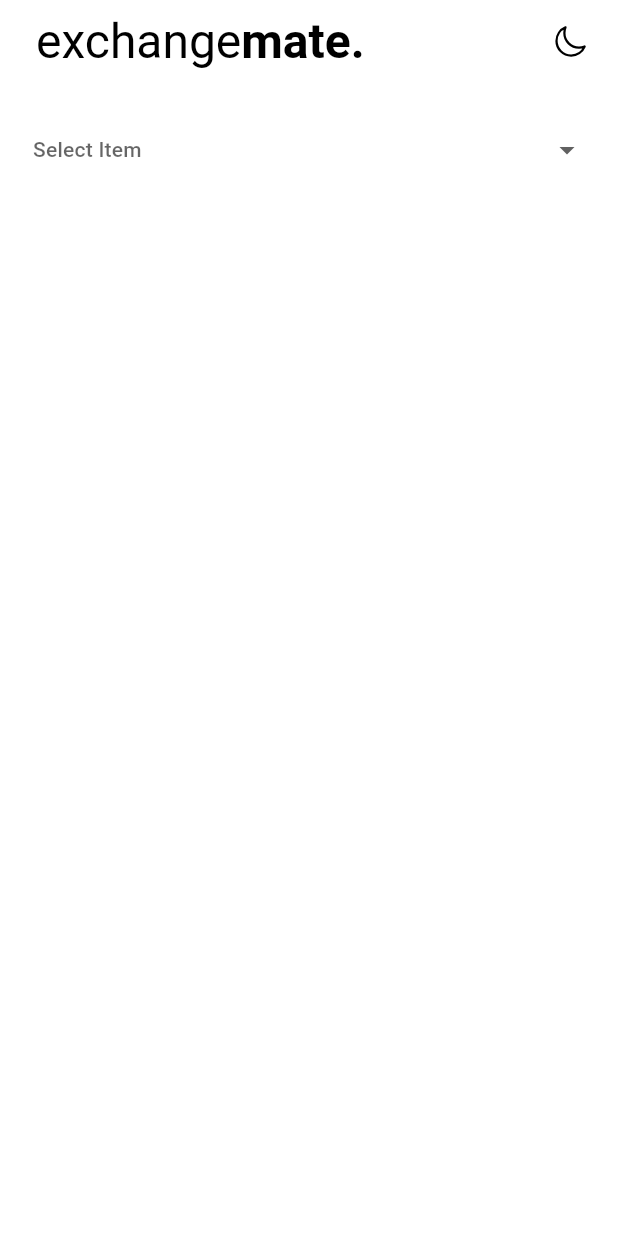
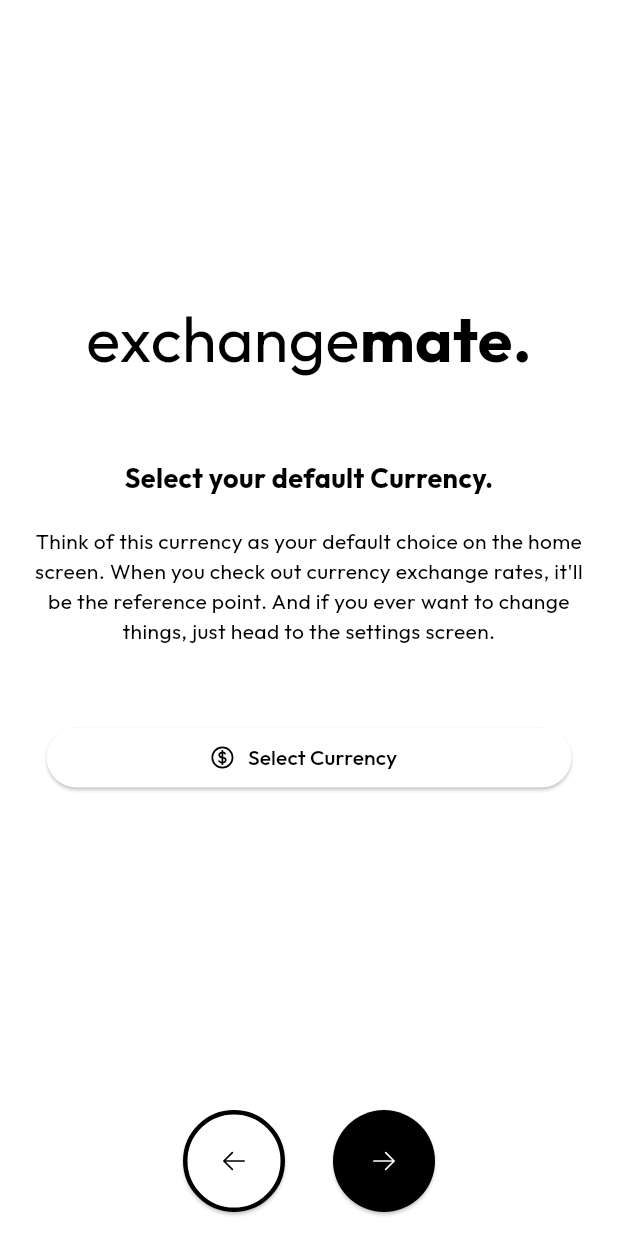
Before and after one commit to udi17live/exchangemate, a Flutter app: the screen it shows after launch, on a phone screen of 412 x 824 dp. Run offline on Flutter 3.47's test engine with Material 3 defaults, Android fonts, the light colour scheme and no system bars; drawn by our look-alikes of dropdown_button2; our stand-ins replace google_fonts, heroicons, shared_preferences; missing offline and left inert: currency_picker, dart:ffi.

Commit message:
Currency Selector, onboarding screen and other refactoring

```diff
--- a/lib/constants/constants.dart
+++ b/lib/constants/constants.dart
@@ -1,4 +1,9 @@
 import 'package:flutter/material.dart';
+import 'package:google_fonts/google_fonts.dart';
+
+Color lightBackgroundColor = Colors.white;
+Color darkBackgroundColor = Colors.grey.shade900;
+TextTheme defaultTextTheme = GoogleFonts.outfitTextTheme();
 
 enum ThemePreference {
   light,
@@ -10,20 +15,30 @@ ThemeData light = ThemeData(
   primaryColor: Colors.black,
   primarySwatch: Colors.blue,
   colorScheme: const ColorScheme.light().copyWith(
+    background: lightBackgroundColor,
+    primary: Colors.black,
     secondary: Colors.white,
-    brightness: Brightness.light,
+  ),
+  appBarTheme: AppBarTheme(
+    backgroundColor: lightBackgroundColor,
   ),
   scaffoldBackgroundColor: Colors.white,
+  textTheme: defaultTextTheme,
 );
 
 ThemeData dark = ThemeData(
   primaryColor: Colors.white,
   primarySwatch: Colors.blue,
   colorScheme: const ColorScheme.dark().copyWith(
+    background: darkBackgroundColor,
+    primary: Colors.white,
     secondary: Colors.black,
-    brightness: Brightness.dark,
   ),
-  scaffoldBackgroundColor: Colors.black,
+  appBarTheme: AppBarTheme(
+    backgroundColor: darkBackgroundColor,
+  ),
+  scaffoldBackgroundColor: darkBackgroundColor,
+  textTheme: defaultTextTheme,
 );
 
 const String themeKey = 'theme_key';
--- a/lib/main.dart
+++ b/lib/main.dart
@@ -1,5 +1,6 @@
 import 'package:exchangemate/constants/constants.dart';
 import 'package:exchangemate/pages/ExchangeScreen.dart';
+import 'package:exchangemate/pages/onboarding/OnboardingPage.dart';
 import 'package:exchangemate/providers/ThemeProvider.dart';
 import 'package:flutter/material.dart';
 import 'package:provider/provider.dart';
@@ -23,7 +24,7 @@
                 themeMode: value.themeMode,
                 theme: light,
                 darkTheme: dark,
-                home: ExchangeScreen(),
+                home: OnboardingPage(),
               )),
     );
   }
--- a/lib/pages/ExchangeScreen.dart
+++ b/lib/pages/ExchangeScreen.dart
@@ -1,6 +1,10 @@
+import 'package:exchangemate/widgets/CurrencyPickerButton.dart';
 import 'package:exchangemate/widgets/EMAppBar.dart';
+import 'package:exchangemate/widgets/Logo.dart';
 import 'package:flutter/material.dart';
-import 'package:dropdown_button2/dropdown_button2.dart';
+import 'package:heroicons/heroicons.dart';
+import 'package:shared_preferences/shared_preferences.dart';
+import 'package:currency_picker/currency_picker.dart';
 
 class ExchangeScreen extends StatefulWidget {
   const ExchangeScreen({super.key});
@@ -10,109 +14,102 @@ class ExchangeScreen extends StatefulWidget {
 }
 
 class _ExchangeScreenState extends State<ExchangeScreen> {
-  final List<String> items = [
-    'A_Item1',
-    'A_Item2',
-    'A_Item3',
-    'A_Item4',
-    'B_Item1',
-    'B_Item2',
-    'B_Item3',
-    'B_Item4',
-  ];
+  String? defaultCurrency = null;
+  String? defaultCurrencyName = null;
 
-  String? selectedValue;
-  final TextEditingController textEditingController = TextEditingController();
+  String? fromCurrencyCode = null;
+  String? fromCurrencyName = null;
+  String? toCurrencyCode = null;
+  String? toCurrencyName = null;
+
+  void setDefaultCurrency(Currency currency) {
+    setState(() {
+      defaultCurrency = currency.code;
+      defaultCurrencyName = currency.name;
+    });
+  }
+
+  void setFromCurrencyData(String? currencyCode, String? currencyName) {
+    setState(() {
+      // print(currencyCode);
+      // print(currencyName);
+      fromCurrencyCode = currencyCode;
+      fromCurrencyName = currencyName;
+      // print(fromCurrencyCode);
+      // print(fromCurrencyName);
+    });
+  }
+
+  void setToCurrencyData(String? currencyCode, String? currencyName) {
+    setState(() {
+      toCurrencyCode = currencyCode;
+      toCurrencyName = currencyName;
+    });
+  }
 
   @override
   Widget build(BuildContext context) {
+    Future<SharedPreferences> getPreferences() async {
+      SharedPreferences prefs = await SharedPreferences.getInstance();
+      return prefs;
+    }
+
+    ColorScheme colorScheme = Theme.of(context).colorScheme;
+
     return Scaffold(
       appBar: EMAppBar(),
-      body: Center(
+      body: FutureBuilder(
+        future: getPreferences(),
+        builder:
+            (BuildContext context, AsyncSnapshot<SharedPreferences> snapshot) {
+          if (snapshot.hasData) {
+            SharedPreferences? _sharedPreferences = snapshot.data;
+            fromCurrencyCode =
+                _sharedPreferences?.getString("defaultCurrencyCode");
+            fromCurrencyName =
+                _sharedPreferences?.getString("defaultCurrencyName");
+
+            return Padding(
+              padding: EdgeInsets.symmetric(horizontal: 28.0),
               child: Column(
+                mainAxisSize: MainAxisSize.max,
+                mainAxisAlignment: MainAxisAlignment.start,
+                crossAxisAlignment: CrossAxisAlignment.start,
                 children: [
-            DropdownButtonHideUnderline(
-              child: DropdownButton2<String>(
-                isExpanded: true,
-                hint: Text(
-                  'Select Item',
+                  Text(
+                    "FROM:",
                     style: TextStyle(
-                    fontSize: 14,
-                    color: Theme.of(context).hintColor,
+                        fontSize: 18.0,
+                        fontWeight: FontWeight.bold,
+                        color: colorScheme.primary),
                   ),
+                  SizedBox(height: 5.0),
+                  CurrencyPickerButton(
+                    currencyCode: fromCurrencyCode,
+                    currencyName: fromCurrencyName,
+                    setCurrencyData: setFromCurrencyData,
                   ),
-                items: items
-                    .map((item) => DropdownMenuItem(
-                          value: item,
-                          child: Text(
-                            item,
-                            style: const TextStyle(
-                              fontSize: 14,
+                  SizedBox(height: 30.0),
+                  Text(
+                    "TO:",
+                    style: TextStyle(
+                        fontSize: 18.0,
+                        fontWeight: FontWeight.bold,
+                        color: colorScheme.primary),
                   ),
+                  SizedBox(height: 5.0),
+                  CurrencyPickerButton(
+                    currencyCode: toCurrencyCode,
+                    currencyName: toCurrencyName,
+                    setCurrencyData: setToCurrencyData,
                   ),
-                        ))
-                    .toList(),
-                value: selectedValue,
-                onChanged: (value) {
-                  setState(() {
-                    selectedValue = value;
-                  });
-                },
-                buttonStyleData: const ButtonStyleData(
-                  padding: EdgeInsets.symmetric(horizontal: 16),
-                  height: 40,
-                  width: 400,
+                ],
               ),
-                dropdownStyleData: const DropdownStyleData(
-                  maxHeight: 200,
-                ),
-                menuItemStyleData: const MenuItemStyleData(
-                  height: 40,
-                ),
-                dropdownSearchData: DropdownSearchData(
-                  searchController: textEditingController,
-                  searchInnerWidgetHeight: 50,
-                  searchInnerWidget: Container(
-                    height: 50,
-                    padding: const EdgeInsets.only(
-                      top: 8,
-                      bottom: 4,
-                      right: 8,
-                      left: 8,
-                    ),
-                    child: TextFormField(
-                      expands: true,
-                      maxLines: null,
-                      controller: textEditingController,
-                      decoration: InputDecoration(
-                        isDense: true,
-                        contentPadding: const EdgeInsets.symmetric(
-                          horizontal: 10,
-                          vertical: 8,
-                        ),
-                        hintText: 'Search for an item...',
-                        hintStyle: const TextStyle(fontSize: 12),
-                        border: OutlineInputBorder(
-                          borderRadius: BorderRadius.circular(8),
-                        ),
-                      ),
-                    ),
-                  ),
-                  searchMatchFn: (item, searchValue) {
-                    String item_value = item.value.toString().toLowerCase();
-                    return item_value.contains(searchValue.toLowerCase());
-                  },
-                ),
-                //This to clear the search value when you close the menu
-                onMenuStateChange: (isOpen) {
-                  if (!isOpen) {
-                    textEditingController.clear();
+            );
+          } else {
+            return CircularProgressIndicator();
           }
         },
-              ),
-            )
-          ],
-        ),
       ),
     );
   }
--- /dev/null
+++ b/lib/pages/onboarding/OnboardingPage.dart
@@ -0,0 +1,105 @@
+import 'package:exchangemate/pages/ExchangeScreen.dart';
+import 'package:exchangemate/pages/onboarding/OnboardingPage1.dart';
+import 'package:exchangemate/pages/onboarding/OnboardingPage2.dart';
+import 'package:flutter/material.dart';
+import 'package:heroicons/heroicons.dart';
+
+class OnboardingPage extends StatefulWidget {
+  const OnboardingPage({super.key});
+
+  @override
+  State<OnboardingPage> createState() => _OnboardingPageState();
+}
+
+class _OnboardingPageState extends State<OnboardingPage> {
+  final controller = PageController();
+  bool isLastPage = false;
+  bool isFirstPage = false;
+
+  @override
+  void dispose() {
+    controller.dispose();
+
+    super.dispose();
+  }
+
+  @override
+  Widget build(BuildContext context) {
+    return Scaffold(
+      body: Container(
+        padding: EdgeInsets.only(bottom: 100, left: 16.0, right: 16.0),
+        child: PageView(
+          controller: controller,
+          onPageChanged: (index) {
+            setState(() {
+              isLastPage = index == 1;
+              isFirstPage = index == 0;
+            });
+          },
+          children: [
+            OnboardingPage1(),
+            OnboardingPage2(),
+          ],
+        ),
+      ),
+      bottomSheet: Container(
+        padding: const EdgeInsets.symmetric(horizontal: 16.0),
+        height: 100,
+        color: Theme.of(context).colorScheme.background,
+        child: Row(
+          mainAxisAlignment: MainAxisAlignment.center,
+          children: [
+            if (!isFirstPage)
+              Container(
+                padding: EdgeInsets.symmetric(horizontal: 16.0),
+                child: ElevatedButton(
+                  onPressed: () => controller.previousPage(
+                      duration: Duration(milliseconds: 500),
+                      curve: Curves.easeInOut),
+                  child: HeroIcon(
+                    HeroIcons.arrowLeft,
+                  ),
+                  style: ElevatedButton.styleFrom(
+                      shape: CircleBorder(),
+                      padding: EdgeInsets.all(25),
+                      backgroundColor: Theme.of(context)
+                          .colorScheme
+                          .background, // <-- Button color
+                      foregroundColor: Theme.of(context).colorScheme.primary,
+                      side: BorderSide(
+                          width: 3.0,
+                          color: Theme.of(context)
+                              .colorScheme
+                              .primary) // <-- Splash color
+                      ),
+                ),
+              ),
+            Container(
+              padding: EdgeInsets.symmetric(horizontal: 16.0),
+              child: ElevatedButton(
+                onPressed: () => isLastPage
+                    ? Navigator.of(context).pushReplacement(MaterialPageRoute(
+                        builder: (context) => ExchangeScreen()))
+                    : controller.nextPage(
+                        duration: Duration(milliseconds: 500),
+                        curve: Curves.easeInOut),
+                child: HeroIcon(
+                  HeroIcons.arrowRight,
+                ),
+                style: ElevatedButton.styleFrom(
+                  shape: CircleBorder(),
+                  padding: EdgeInsets.all(25),
+                  backgroundColor:
+                      Theme.of(context).colorScheme.primary, // <-- Button color
+                  foregroundColor: Theme.of(context)
+                      .colorScheme
+                      .secondary, // <-- Splash color
+                ),
+              ),
+            )
+          ],
+        ),
+      ),
+    );
+  }
+}
--- /dev/null
+++ b/lib/pages/onboarding/OnboardingPage1.dart
@@ -0,0 +1,124 @@
+import 'package:exchangemate/widgets/Logo.dart';
+import 'package:flutter/material.dart';
+import 'package:heroicons/heroicons.dart';
+import 'package:shared_preferences/shared_preferences.dart';
+import 'package:currency_picker/currency_picker.dart';
+
+class OnboardingPage1 extends StatefulWidget {
+  const OnboardingPage1({super.key});
+
+  @override
+  State<OnboardingPage1> createState() => _OnboardingPage1State();
+}
+
+class _OnboardingPage1State extends State<OnboardingPage1> {
+  String? defaultCurrency = null;
+  String? currencyName = null;
+
+  void setDefaultCurrency(Currency currency) {
+    setState(() {
+      defaultCurrency = currency.code;
+      currencyName = currency.name;
+    });
+  }
+
+  @override
+  Widget build(BuildContext context) {
+    Future<SharedPreferences> getPreferences() async {
+      SharedPreferences prefs = await SharedPreferences.getInstance();
+      return prefs;
+    }
+
+    ColorScheme colorScheme = Theme.of(context).colorScheme;
+
+    return FutureBuilder(
+      future: getPreferences(),
+      builder:
+          (BuildContext context, AsyncSnapshot<SharedPreferences> snapshot) {
+        if (snapshot.hasData) {
+          SharedPreferences? _sharedPreferences = snapshot.data;
+          String? defaultCurrency =
+              _sharedPreferences?.getString("defaultCurrencyCode");
+
+          return Column(
+            mainAxisSize: MainAxisSize.max,
+            mainAxisAlignment: MainAxisAlignment.center,
+            crossAxisAlignment: CrossAxisAlignment.center,
+            children: [
+              Center(
+                child: Logo(
+                  fontSize: 42.0,
+                ),
+              ),
+              SizedBox(height: 50.0),
+              Text(
+                "Select your default Currency.",
+                style: TextStyle(
+                    fontSize: 18.0,
+                    fontWeight: FontWeight.bold,
+                    color: colorScheme.primary),
+              ),
+              SizedBox(height: 20.0),
+              Text(
+                "Think of this currency as your default choice on the home screen. When you check out currency exchange rates, it'll be the reference point. And if you ever want to change things, just head to the settings screen.",
+                style: TextStyle(fontSize: 14.0, color: colorScheme.primary),
+                textAlign: TextAlign.center,
+              ),
+              SizedBox(height: 50.0),
+              Container(
+                width: 350.0,
+                child: ElevatedButton.icon(
+                  icon: defaultCurrency == null
+                      ? HeroIcon(HeroIcons.currencyDollar)
+                      : CircleAvatar(
+                          radius: 11,
+                          backgroundImage: AssetImage(
+                            'icons/currency/${defaultCurrency?.toLowerCase()}.png',
+                            package: 'currency_icons',
+                          ),
+                        ),
+                  onPressed: () {
+                    showCurrencyPicker(
+                      context: context,
+                      theme: CurrencyPickerThemeData(
+                        flagSize: 25,
+                        titleTextStyle: TextStyle(fontSize: 17),
+                        subtitleTextStyle: TextStyle(
+                            fontSize: 15, color: Theme.of(context).hintColor),
+                        bottomSheetHeight:
+                            MediaQuery.of(context).size.height / 2,
+                        //Optional. Styles the search field.
+                        inputDecoration: InputDecoration(
+                          labelText: 'Search',
+                          hintText: 'Start typing to search',
+                          prefixIcon: const Icon(Icons.search),
+                          border: OutlineInputBorder(
+                            borderSide: BorderSide(
+                              color: const Color(0xFF8C98A8).withOpacity(0.2),
+                            ),
+                          ),
+                        ),
+                      ),
+                      onSelect: (Currency currency) {
+                        _sharedPreferences?.setString(
+                            "defaultCurrencyCode", currency.code);
+                        _sharedPreferences?.setString(
+                            "defaultCurrencyName", currency.name);
+                        setDefaultCurrency(currency);
+                      },
+                    );
+                  },
+                  label: Text(currencyName != null
+                      ? "${currencyName} ( ${defaultCurrency} )"
+                      : "Select Currency"),
+                ),
+              ),
+            ],
+          );
+        } else {
+          return CircularProgressIndicator();
+        }
+      },
+    );
+  }
+}
--- a/lib/widgets/Logo.dart
+++ b/lib/widgets/Logo.dart
@@ -1,22 +1,32 @@
+import 'dart:ffi';
+
 import 'package:flutter/material.dart';
 
 class Logo extends StatelessWidget {
-  const Logo({super.key});
+  final double? fontSize;
+  const Logo({super.key, this.fontSize = 32.0});
 
   @override
   Widget build(BuildContext context) {
-    const defaultTextSize = 32.0;
+    ColorScheme colorScheme = Theme.of(context).colorScheme;
 
-    return const Row(
+    return Row(
+      mainAxisSize: MainAxisSize.min,
       children: [
         Text(
           "exchange",
-          style: TextStyle(fontSize: defaultTextSize),
+          style: TextStyle(
+            fontSize: fontSize,
+            color: colorScheme.primary,
+          ),
         ),
         Text(
           "mate.",
-          style:
-              TextStyle(fontWeight: FontWeight.bold, fontSize: defaultTextSize),
+          style: TextStyle(
+            fontWeight: FontWeight.bold,
+            fontSize: fontSize,
+            color: colorScheme.primary,
+          ),
         ),
       ],
     );
--- a/pubspec.yaml
+++ b/pubspec.yaml
@@ -37,9 +37,11 @@ dependencies:
   cupertino_icons: ^1.0.2
   provider: ^6.1.2
   shared_preferences: ^2.2.2
-  google_fonts:
+  google_fonts: 6.1.0
   heroicons:
   dropdown_button2: ^2.3.9
+  currency_picker: ^2.0.21
+  currency_icons: ^0.3.0
 
 dev_dependencies:
   flutter_test:
```
Also changed, not shown: lib/pages/onboarding/OnboardingPage2.dart (added, +72 -0 lines), lib/widgets/CurrencyPickerButton.dart (added, +113 -0 lines), lib/widgets/CustomRadioButtonWidget.dart (added, +82 -0 lines), pubspec.lock. Lines whose indentation alone changed are shown as unchanged.
